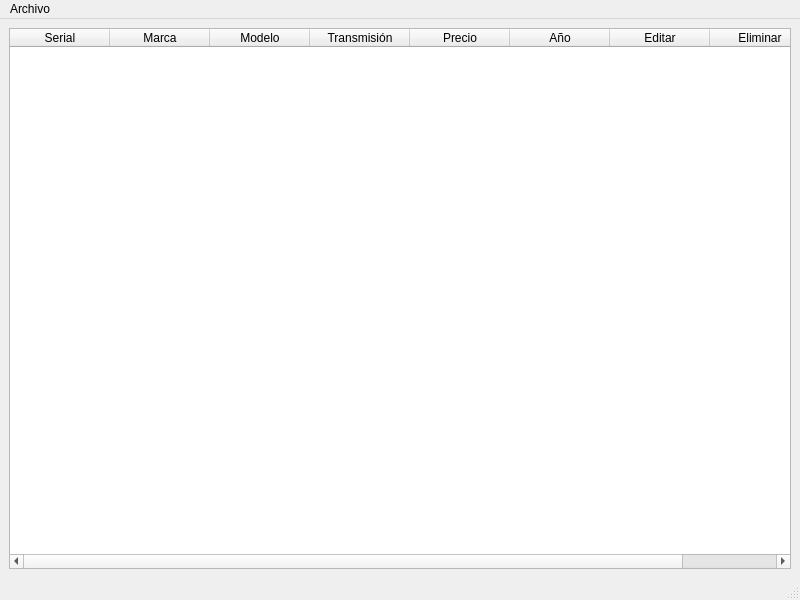
The window that car_store/views/main_cars.ui (Willians-Dev/cars_store) describes before a commit, drawn with Qt 5.
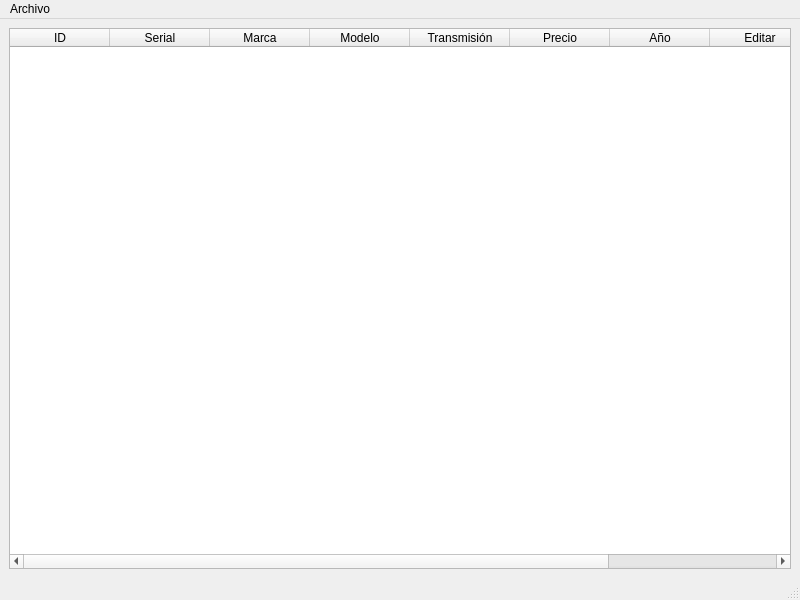
The same window after the commit.

```diff
--- a/car_store/views/main_cars.ui
+++ b/car_store/views/main_cars.ui
@@ -17,6 +17,11 @@
    <layout class="QHBoxLayout" name="horizontalLayout">
     <item>
      <widget class="QTableWidget" name="carsTableWidget">
+      <column>
+       <property name="text">
+        <string>ID</string>
+       </property>
+      </column>
       <column>
        <property name="text">
         <string>Serial</string>
```
